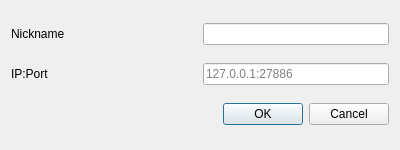
First picture: the form in Source/RMG/UserInterface/Dialog/Netplay/NetplaySessionBrowserDialog.ui, repository MarioPartyNetplay/Mupen-MPN, before the edit.
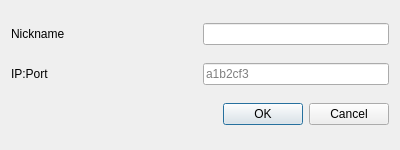
Second picture: the form after the edit.

```diff
--- a/Source/RMG/UserInterface/Dialog/Netplay/NetplaySessionBrowserDialog.ui
+++ b/Source/RMG/UserInterface/Dialog/Netplay/NetplaySessionBrowserDialog.ui
@@ -52,7 +52,7 @@
         </sizepolicy>
        </property>
        <property name="placeholderText">
-        <string>127.0.0.1:27886</string>
+        <string>a1b2cf3</string>
        </property>
       </widget>
      </item>
```
